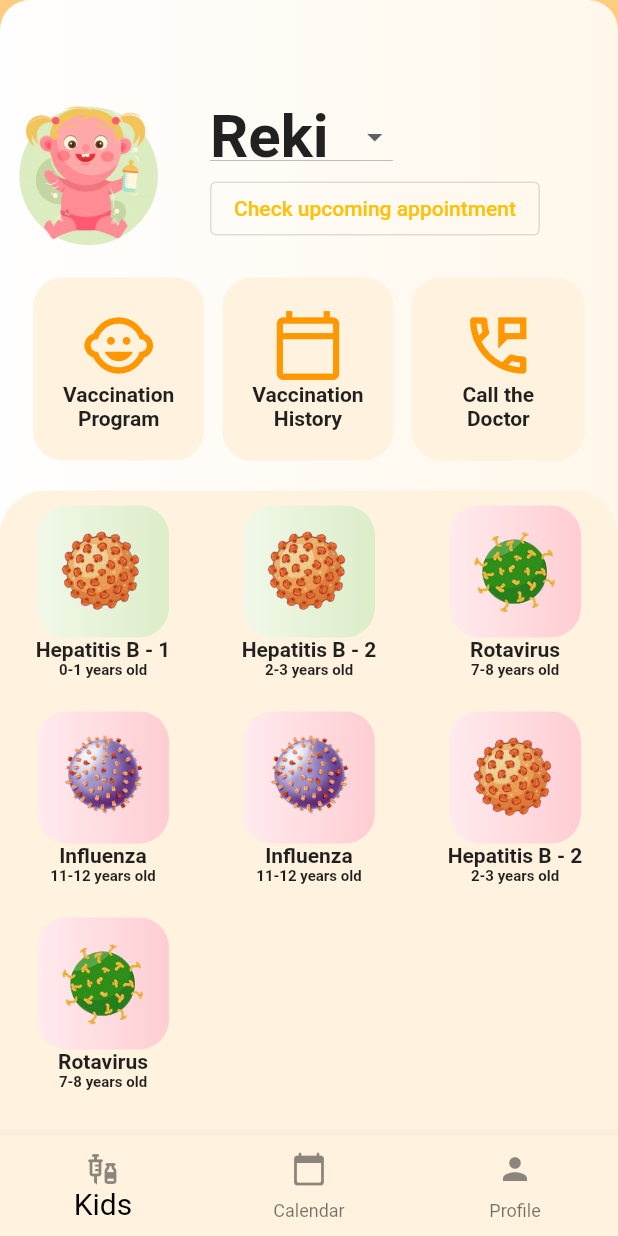
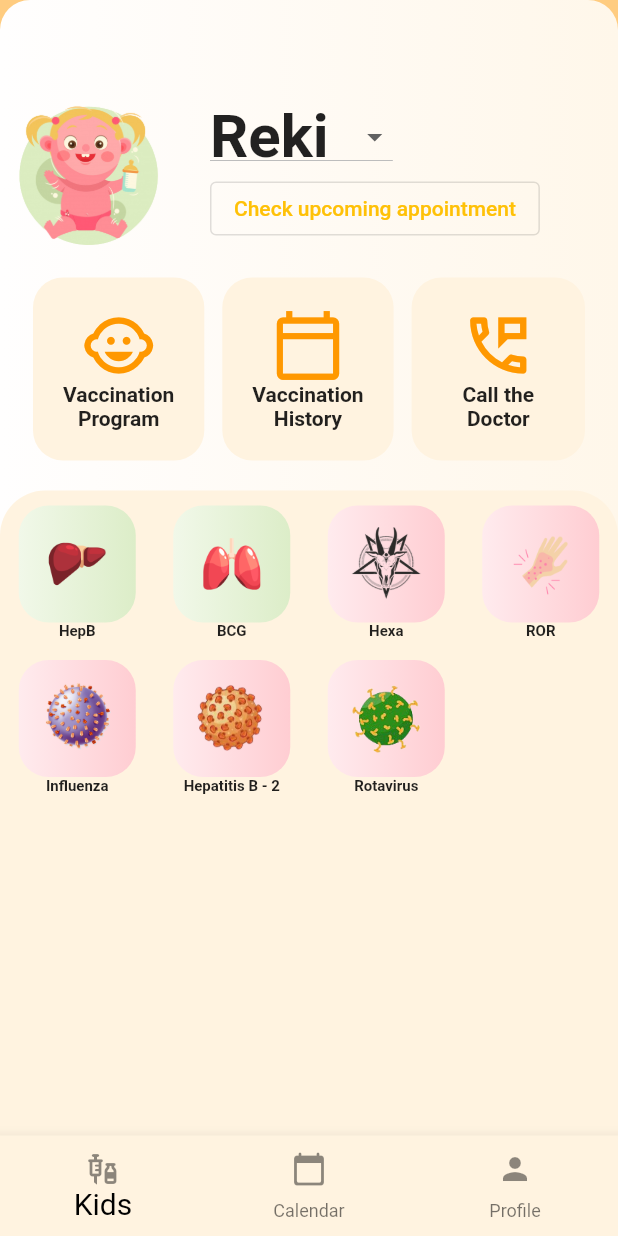
Before and after one commit to bjudob/duckcination, a Flutter app: the screen it shows after launch, on a phone screen of 412 x 824 dp. Run offline on Flutter 3.47's test engine with Material 2 defaults, Android fonts, the phone set to English and light mode, and no system bars; our stand-ins replace firebase_core, table_calendar; accounts and stored records are empty.

Commit message:
duckhome - 4 in a row

```diff
--- a/lib/models/child.dart
+++ b/lib/models/child.dart
@@ -24,19 +24,19 @@ class Child{
       image='img/girl.png';
     }
     vaccines=[
-      Vaccine('Hepatitis B - 1', 0,1,'img/hepatitis_b.png',VaccineStatus.done, [
+      Vaccine('HepB', 0,1,'img/liver.png',VaccineStatus.done, [
         Description("Key vaccine facts", hepatitis_key_facts),
         Description("Who should have the vaccine", hepatitis_key_facts),
         Description("Safety and side effects", hepatitis_key_facts),
         Description("Ingredients", hepatitis_key_facts),
       ]),
-      Vaccine('Hepatitis B - 2', 2,3,'img/hepatitis_b.png',VaccineStatus.done, [
+      Vaccine('BCG', 2,3,'img/lung.png',VaccineStatus.done, [
         Description("Key vaccine facts", hepatitis_key_facts)
       ]),
-      Vaccine('Rotavirus', 7,8,'img/rotavirus.png',VaccineStatus.todo, [
+      Vaccine('Hexa', 7,8,'img/penta.png',VaccineStatus.todo, [
         Description("Key vaccine facts", hepatitis_key_facts)
       ]),
-      Vaccine('Influenza', 11,12,'img/influenza.png',VaccineStatus.todo, [
+      Vaccine('ROR', 11,12,'img/hand.png',VaccineStatus.todo, [
         Description("Key vaccine facts", hepatitis_key_facts)
       ]),
       Vaccine('Influenza', 11,12,'img/influenza.png',VaccineStatus.todo, [
--- a/lib/models/vaccine.dart
+++ b/lib/models/vaccine.dart
@@ -23,6 +23,6 @@ class Vaccine{
 
 
   Vaccine(this.name,this.ageMin,this.ageMax,this.image,this.vaccineStatus, this.descriptions){
-    ageRecommendation='$ageMin-$ageMax years old';
+    ageRecommendation='$ageMin-$ageMax years';
   }
 }
--- a/lib/ui/elements/vaccine_card.dart
+++ b/lib/ui/elements/vaccine_card.dart
@@ -61,8 +61,8 @@ class _VaccineCardState extends State<VaccineCard> {
                         child: Image.asset(
                           widget.vaccine.image,
                           fit: BoxFit.contain,
-                          width: 60,
-                          height: 60,
+                          width: 50,
+                          height: 50,
                         ),
                       ),
                     ),
@@ -71,17 +71,20 @@ class _VaccineCardState extends State<VaccineCard> {
               ),
             ),
             Expanded(
+              child: Padding(
+                padding: const EdgeInsets.fromLTRB(0,0,0,0),
                 child: Column(
                   children: [
                     Text(
                       widget.vaccine.name,
-                    style: const TextStyle(fontSize: 14,fontWeight: FontWeight.bold),
+                      style: const TextStyle(fontSize: 10,fontWeight: FontWeight.bold),
                     ),
-                  Text(
+                   /* Text(
                       widget.vaccine.ageRecommendation,
                       style: const TextStyle(fontSize: 10,fontWeight: FontWeight.bold),
+                    ),*/
+                  ],
                 ),
-                ],
               ),
             ),
           ],
--- a/lib/ui/screens/duck_home.dart
+++ b/lib/ui/screens/duck_home.dart
@@ -125,7 +125,7 @@ class _DuckHomeState extends State<DuckHome> {
                         child: GridView.builder(
                             gridDelegate:
                                 const SliverGridDelegateWithFixedCrossAxisCount(
-                                    crossAxisCount: 3),
+                                    crossAxisCount: 4),
                             itemCount: child.vaccines.length,
                             itemBuilder: (context, index) {
                               final item = child.vaccines[index];
--- a/pubspec.yaml
+++ b/pubspec.yaml
@@ -68,6 +68,10 @@ flutter:
    - img/influenza.png
    - img/boy.png
    - img/girl.png
+   - img/hand.png
+   - img/liver.png
+   - img/lung.png
+   - img/penta.png
   #   - images/a_dot_ham.jpeg
 
   # An image asset can refer to one or more resolution-specific "variants", see
```
Also changed, not shown: img/hand.png (added), img/liver.png (added), img/lung.png (added), img/penta.png (added). Lines whose indentation alone changed are shown as unchanged.
